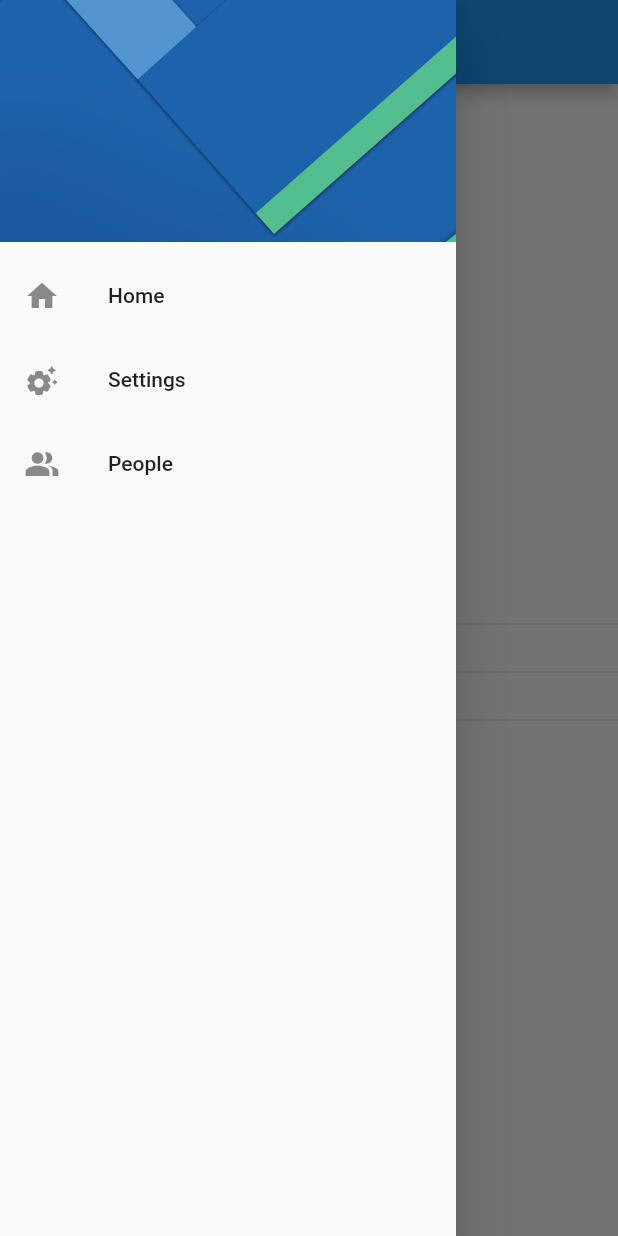
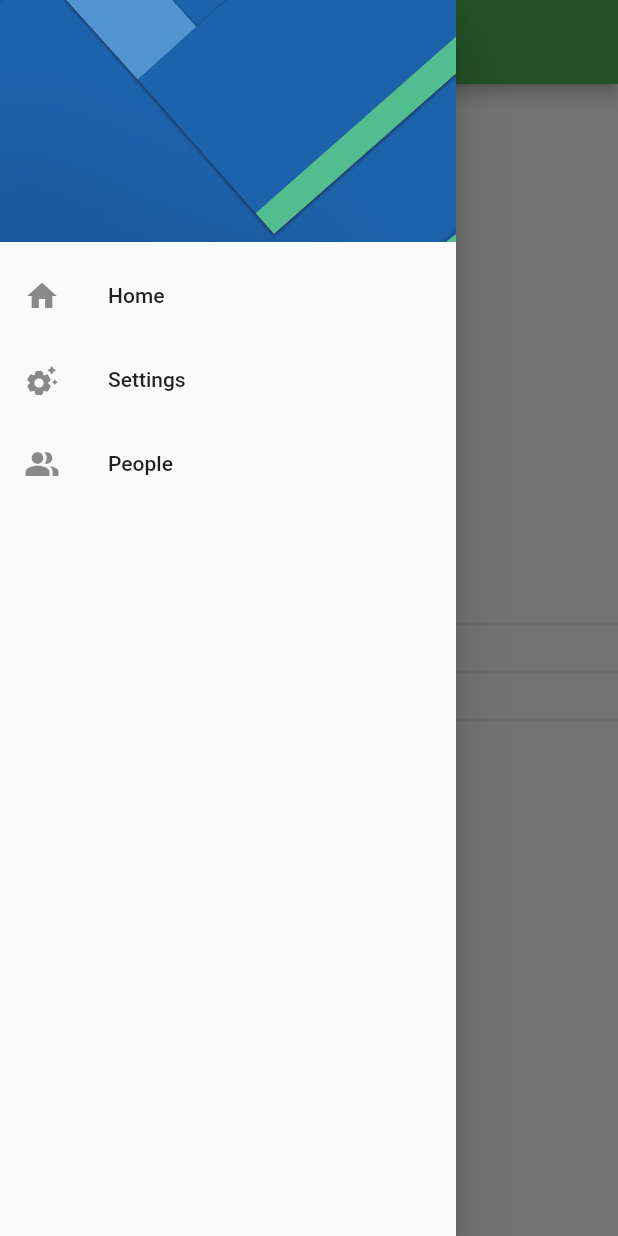
Before and after one commit to Migue9936/preference-app, a Flutter app: the screen it shows after launch, with the side drawer open, on a phone screen of 412 x 824 dp. Run offline on Flutter 3.47's test engine with Material 2 defaults, Android fonts, the phone set to English and light mode, and no system bars; our stand-ins replace shared_preferences.

Commit message:
Al reinciar la app, se coloca autmaticamente el color del app bar de acuerdo al tema de la app

```diff
--- a/lib/main.dart
+++ b/lib/main.dart
@@ -28,7 +28,11 @@ class MyApp extends StatelessWidget {
       title: 'Material App',
       debugShowCheckedModeBanner: false,
       initialRoute: HomeScreen.routerName,
-      theme:  Provider.of<ThemeProvider>(context).currentTheme,
+      theme:  Provider.of<ThemeProvider>(context).currentTheme.copyWith(
+        appBarTheme: AppBarTheme(
+          backgroundColor: Provider.of<ThemeProvider>(context).currentTheme.brightness == Brightness.dark ? Colors.amber: Colors.green
+        )
+      ),
       routes: {
         HomeScreen.routerName :(context) => const HomeScreen(),
         SettingsScreen.routerName :(context) => const SettingsScreen(),
--- a/lib/providers/theme_provider.dart
+++ b/lib/providers/theme_provider.dart
@@ -1,4 +1,5 @@
 import 'package:flutter/material.dart';
+import 'package:preferences_app/share_preferences/preferences.dart';
 
 class ThemeProvider extends ChangeNotifier{
 
@@ -10,11 +11,13 @@ class ThemeProvider extends ChangeNotifier{
 
   setLightMode(){
     currentTheme = ThemeData.light();
+    Preferences.isDarkMode = false;
     notifyListeners();
   }
 
   setDarkMode(){
     currentTheme = ThemeData.dark();
+    Preferences.isDarkMode =true;
     notifyListeners();
 
   }
```
